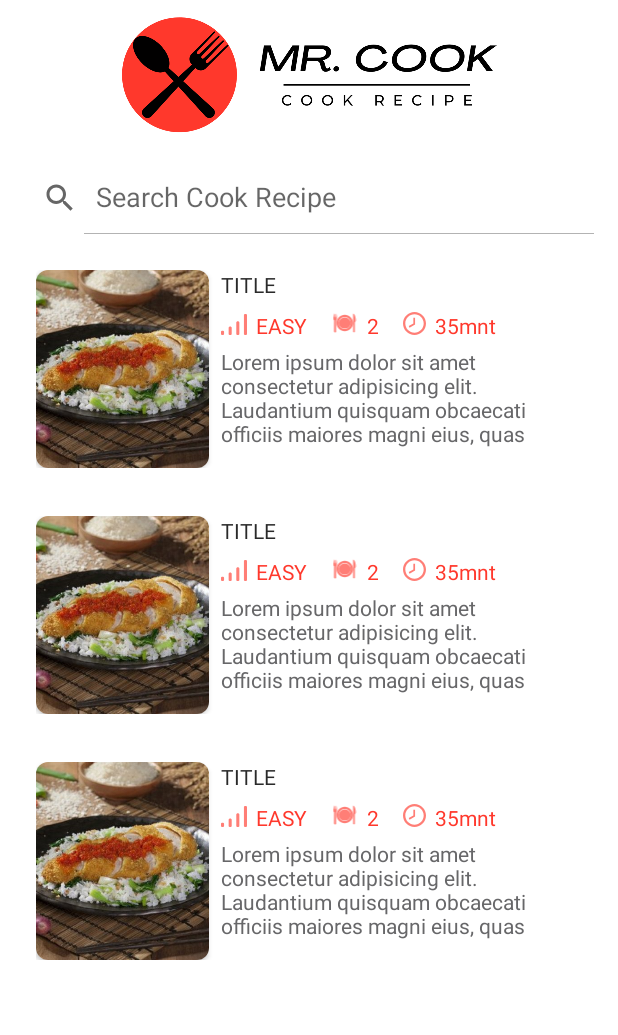
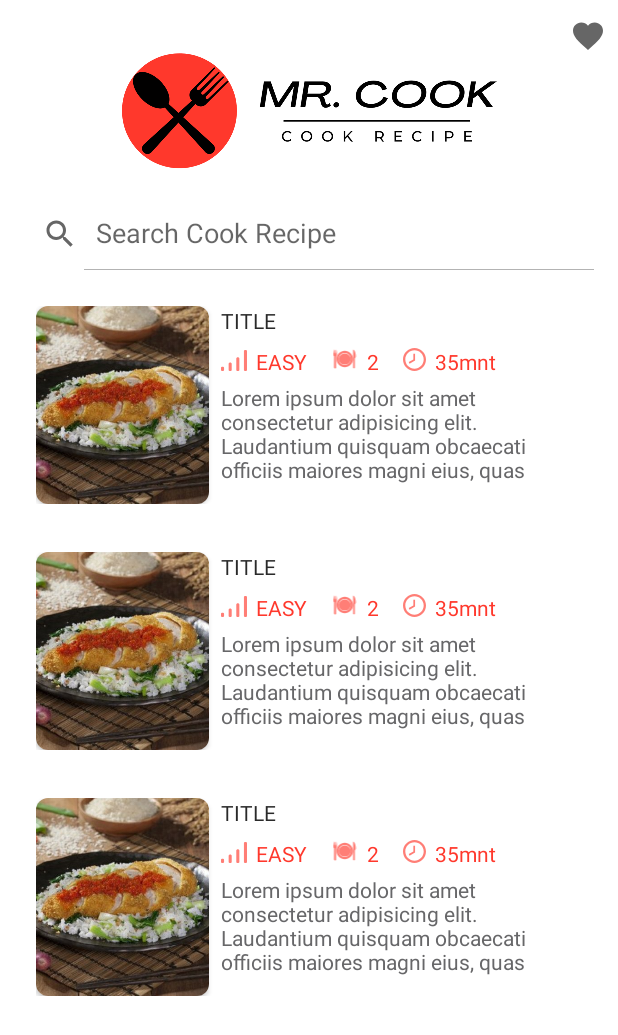
Before and after one commit to RandyReiza/MR.Cook, an Android app: the layout fragment_home.xml on its own in the app's theme, with its tools: preview values and no code run, on a phone screen of 412 x 824 dp. Shown: the top 1035 px of the screen. Run offline under Robolectric (Android 15) with nearby library versions, the light colour scheme and no system bars.

Commit message:
feat(home): create button for navigate to favorite screen

```diff
--- a/app/src/main/res/layout/fragment_home.xml
+++ b/app/src/main/res/layout/fragment_home.xml
@@ -34,15 +34,29 @@
         app:layout_constraintTop_toBottomOf="@+id/querySearch"
         android:visibility="gone" />
 
+    <ImageButton
+        android:id="@+id/buttonFavoriteUsers"
+        android:layout_width="wrap_content"
+        android:layout_height="wrap_content"
+        android:layout_marginTop="12dp"
+        android:layout_marginEnd="8dp"
+        android:background="?android:selectableItemBackground"
+        android:contentDescription="@string/favorite_food"
+        android:src="@drawable/ic_baseline_favorite_24"
+        app:layout_constraintEnd_toEndOf="parent"
+        app:layout_constraintTop_toTopOf="parent"
+        app:tint="?attr/colorControlNormal" />
+
     <ImageView
         android:id="@+id/logo"
         android:layout_width="250dp"
         android:layout_height="100dp"
+        android:layout_marginTop="12dp"
         android:contentDescription="@string/logo_mr_cook"
         android:src="@drawable/logo_black_2"
         app:layout_constraintEnd_toEndOf="parent"
         app:layout_constraintStart_toStartOf="parent"
-        app:layout_constraintTop_toTopOf="parent" />
+        app:layout_constraintTop_toTopOf="@+id/buttonFavoriteUsers" />
 
     <SearchView
         android:id="@+id/querySearch"
--- a/app/src/main/res/values/strings.xml
+++ b/app/src/main/res/values/strings.xml
@@ -12,4 +12,5 @@
     <string name="steps">Steps:</string>
     <string name="add_to_favorite">%s added to favorite</string>
     <string name="remove_from_favorite">%s removed from favorite</string>
+    <string name="favorite_food">Favorite Food</string>
 </resources>
```
Also changed, not shown: app/src/main/java/com/example/mrcook/ui/home/HomeFragment.java (+12 -0 lines), app/src/main/res/navigation/app_navigation.xml (+8 -0 lines), 1 other file.
